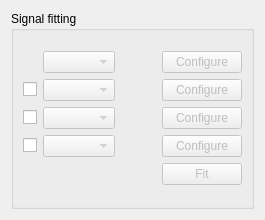
The window that iintgui/ui/fitpanel.ui (syncope/iint-gui) describes before a commit, drawn with Qt 5.
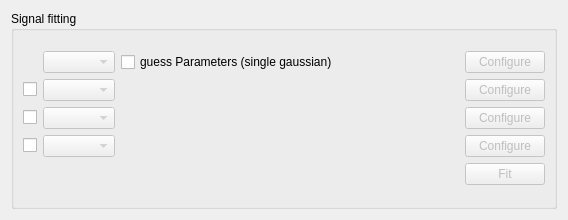
The same window after the commit.

Patch:
```diff
--- a/iintgui/ui/fitpanel.ui
+++ b/iintgui/ui/fitpanel.ui
@@ -6,7 +6,7 @@
    <rect>
     <x>0</x>
     <y>0</y>
-    <width>265</width>
+    <width>568</width>
     <height>220</height>
    </rect>
   </property>
@@ -124,7 +124,7 @@
           </property>
          </widget>
         </item>
-        <item row="0" column="2">
+        <item row="1" column="2">
          <spacer name="horizontalSpacer">
           <property name="orientation">
            <enum>Qt::Horizontal</enum>
@@ -137,6 +137,33 @@
           </property>
          </spacer>
         </item>
+        <item row="0" column="2">
+         <layout class="QHBoxLayout" name="horizontalLayout">
+          <item>
+           <widget class="QCheckBox" name="guessMode">
+            <property name="text">
+             <string>guess Parameters (single gaussian)</string>
+            </property>
+            <property name="checked">
+             <bool>false</bool>
+            </property>
+           </widget>
+          </item>
+          <item>
+           <spacer name="horizontalSpacer_2">
+            <property name="orientation">
+             <enum>Qt::Horizontal</enum>
+            </property>
+            <property name="sizeHint" stdset="0">
+             <size>
+              <width>40</width>
+              <height>20</height>
+             </size>
+            </property>
+           </spacer>
+          </item>
+         </layout>
+        </item>
        </layout>
       </item>
      </layout>
```
